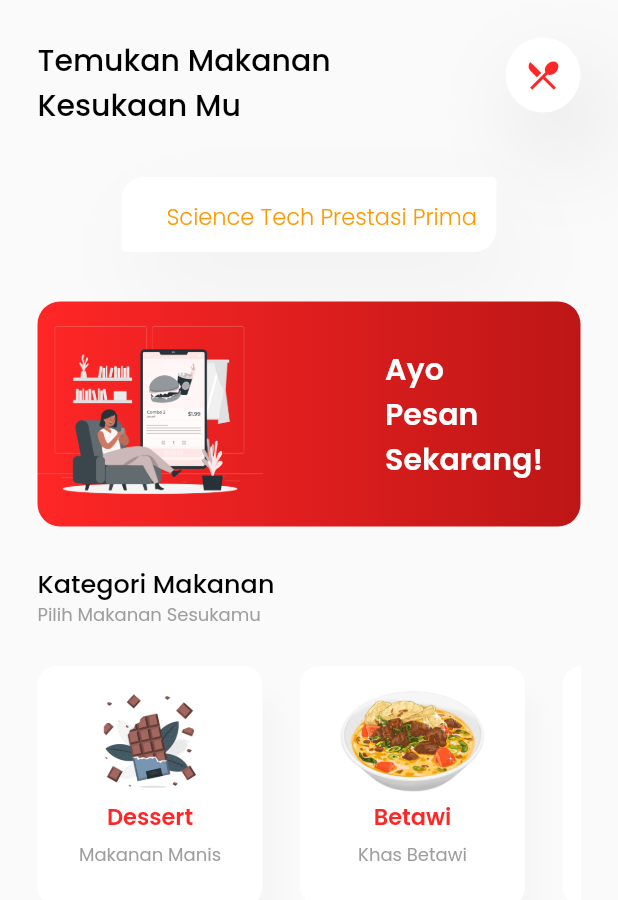
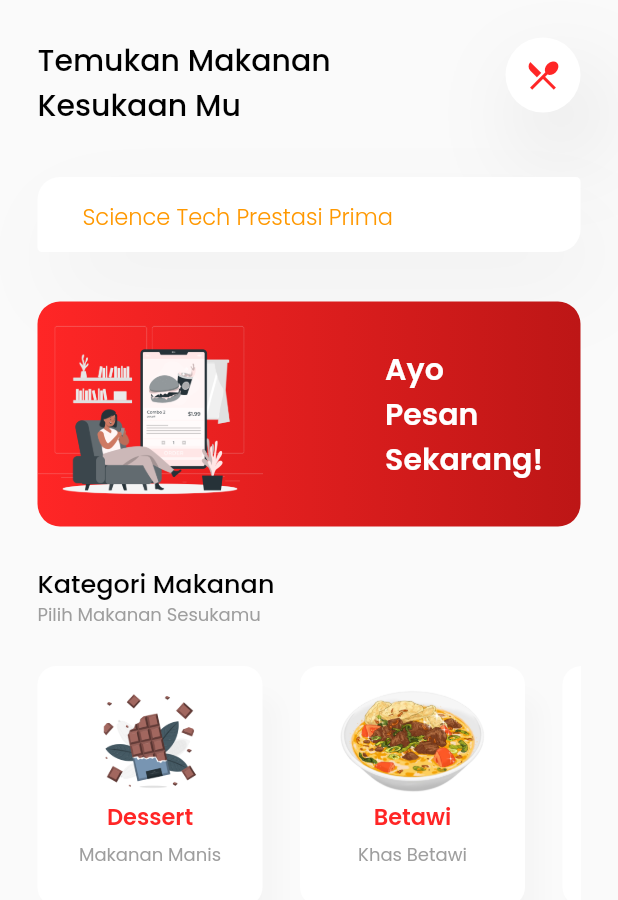
Before and after one commit to tasyarkh/Unite-Resto, a Flutter app: the body screen opened directly, on a phone screen of 412 x 824 dp. Shown: the top 900 px of the screen. Run offline on Flutter 3.47's test engine with Material 2 defaults, Android fonts, the phone set to English and light mode, and no system bars.

Commit message:
add link

```diff
--- a/lib/components/menu.dart
+++ b/lib/components/menu.dart
@@ -88,7 +88,7 @@ class MenuModel {
         phone: ''),
     MenuModel(
         foodName: 'Dimsum',
-        foodImage: 'assets/img/dm.png',
+        foodImage: 'assets/img/dm.jpg',
         foodDesk:
             'Jenis pangsit kukus berukuran kecil, populer di kawasan Shanghai, Changzou, Wuxi, serta bagian selatan hilir Yangtze River. Makanan ini dikukus dalam kukusan bernama xiaolong.\n Bahan - bahan : \n -Filet Ayam\n -Udang\n -Tepung Tapioka\n -Bawang Putih\n -Minyak Wijen\n -Kecap Asin & Saus Tiram\n -Kaldu Jamur\n -Garam\n -Gula Pasir\n -Lada Bubuk\n -Daun Bawang  ',
         foodPrice: '15K',
--- a/lib/screens/home/components/body.dart
+++ b/lib/screens/home/components/body.dart
@@ -16,6 +16,8 @@ class _bodyState extends State<body> {
 
   @override
   Widget build(BuildContext context) {
+  dynamic screenWidth = MediaQuery.of(context).size.width;
+
     return Scaffold(
       body: SafeArea(
         child: SingleChildScrollView(
@@ -86,7 +88,7 @@ class SearchInput extends StatelessWidget {
       padding:
           const EdgeInsets.only(top: 8.0, left: 25.0, right: 25.0, bottom: 8.0),
       child: Container(
-        width: 250,
+        width: MediaQuery.of(context).size.width,
         height: 50,
         decoration: BoxDecoration(
             boxShadow: [
--- a/lib/screens/pesan.dart
+++ b/lib/screens/pesan.dart
@@ -1,6 +1,8 @@
 import 'package:flutter/material.dart';
 import 'package:unite_resto/style/style.dart';
 import 'package:url_launcher/url_launcher.dart';
+import 'package:url_launcher/link.dart';
+
 
 class pesan extends StatelessWidget {
   final String foodName;
@@ -155,7 +157,7 @@ class pesan extends StatelessWidget {
                                   ScaffoldMessenger.of(context).showSnackBar(
                                     const SnackBar(
                                       content: Text(
-                                          "WhatsApp belum di install di device ini"),
+                                          "WhatsApp Tidak Terdeteksi"),
                                     ),
                                   );
                                 }
--- a/pubspec.yaml
+++ b/pubspec.yaml
@@ -35,7 +35,7 @@ dependencies:
   # Use with the CupertinoIcons class for iOS style icons.
   cupertino_icons: ^1.0.2
   flutter_svg: ^0.17.4
-  url_launcher: ^6.0.20
+  url_launcher: ^6.1.6
 
 
 dev_dependencies:
@@ -69,7 +69,6 @@ flutter:
     - assets/img/od.png
     - assets/img/btw.png
     - assets/img/fs.png
-    - assets/img/dm.png
     - assets/img/sc.png
     - assets/img/Ls.jpeg
     - assets/img/Gd.jpeg
@@ -82,6 +81,8 @@ flutter:
     - assets/img/Pt.jpeg
     - assets/img/Tc.jpeg
     - assets/img/Kr.jpeg
+    - assets/img/dm.jpg
+
 
 
   # An image asset can refer to one or more resolution-specific "variants", see
```
Also changed, not shown: assets/img/dm.jpg (added), assets/img/dm.png (deleted).
